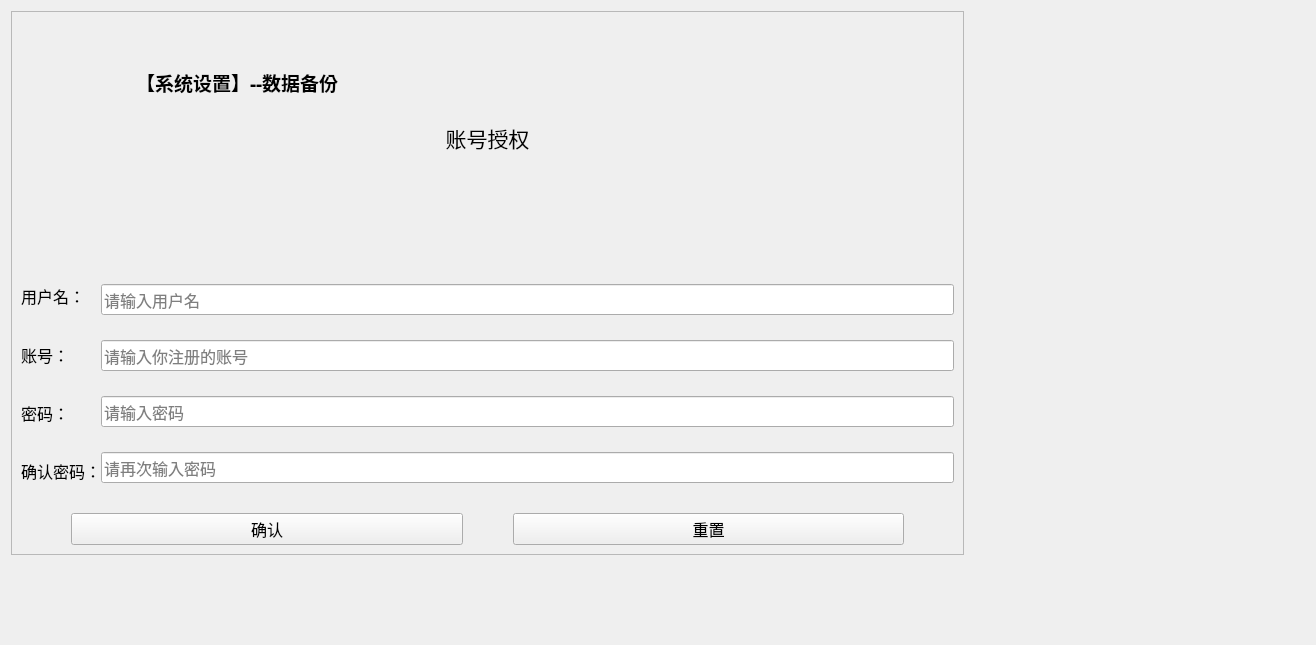
Old version of the form changepassword.ui in the repository Yzyqoung/Qt-hotelSystem.
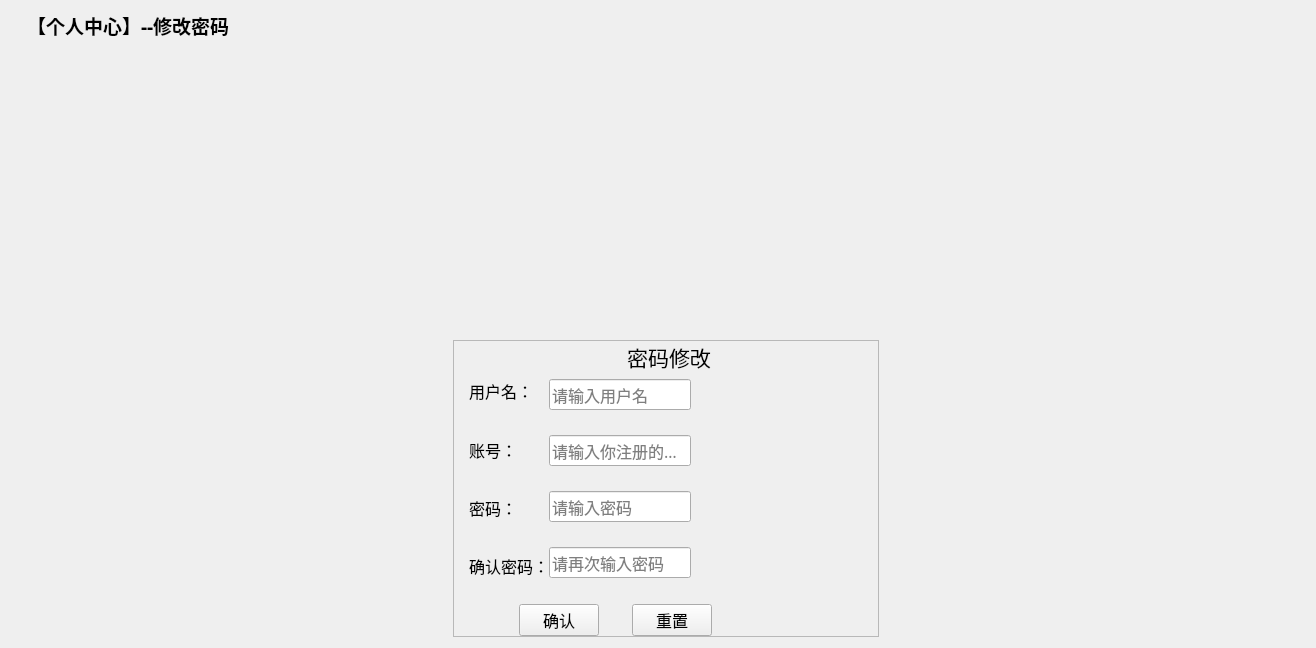
New version of the form. Icons and pictures are not drawn.

Commit message: 修改密码

```diff
--- a/changepassword.ui
+++ b/changepassword.ui
@@ -13,23 +13,61 @@
   <property name="windowTitle">
    <string>Form</string>
   </property>
-  <layout class="QGridLayout" name="gridLayout_7">
-   <item row="4" column="2">
-    <spacer name="verticalSpacer_2">
+  <layout class="QVBoxLayout" name="verticalLayout_3">
+   <item>
+    <layout class="QVBoxLayout" name="verticalLayout_2">
+     <property name="spacing">
+      <number>300</number>
+     </property>
+     <property name="leftMargin">
+      <number>16</number>
+     </property>
+     <property name="topMargin">
+      <number>0</number>
+     </property>
+     <item>
+      <widget class="QLabel" name="label_5">
+       <property name="sizePolicy">
+        <sizepolicy hsizetype="Preferred" vsizetype="Maximum">
+         <horstretch>0</horstretch>
+         <verstretch>0</verstretch>
+        </sizepolicy>
+       </property>
+       <property name="font">
+        <font>
+         <family>楷体</family>
+         <pointsize>14</pointsize>
+         <weight>75</weight>
+         <bold>true</bold>
+        </font>
+       </property>
+       <property name="text">
+        <string>【个人中心】--修改密码</string>
+       </property>
+      </widget>
+     </item>
+     <item>
+      <layout class="QHBoxLayout" name="horizontalLayout">
+       <property name="spacing">
+        <number>20</number>
+       </property>
+       <property name="topMargin">
+        <number>0</number>
+       </property>
+       <item>
+        <spacer name="horizontalSpacer">
      <property name="orientation">
-      <enum>Qt::Vertical</enum>
+          <enum>Qt::Horizontal</enum>
      </property>
      <property name="sizeHint" stdset="0">
       <size>
-       <width>359</width>
-       <height>54</height>
+           <width>148</width>
+           <height>20</height>
       </size>
      </property>
     </spacer>
    </item>
-   <item row="0" column="0" rowspan="4" colspan="3">
-    <layout class="QGridLayout" name="gridLayout_2">
-     <item row="1" column="0" colspan="2">
+       <item>
       <widget class="QFrame" name="frame_2">
        <property name="sizePolicy">
         <sizepolicy hsizetype="Expanding" vsizetype="Expanding">
@@ -43,89 +81,30 @@
        <property name="frameShadow">
         <enum>QFrame::Raised</enum>
        </property>
-       <layout class="QGridLayout" name="gridLayout">
-        <property name="verticalSpacing">
+         <layout class="QFormLayout" name="formLayout">
+          <property name="horizontalSpacing">
          <number>30</number>
         </property>
-        <item row="2" column="0">
-         <layout class="QGridLayout" name="gridLayout_6">
           <property name="leftMargin">
-           <number>50</number>
-          </property>
-          <property name="rightMargin">
-           <number>50</number>
-          </property>
-          <property name="horizontalSpacing">
-           <number>50</number>
-          </property>
-          <property name="verticalSpacing">
            <number>15</number>
           </property>
-          <item row="0" column="0">
-           <widget class="QPushButton" name="btnOk">
-            <property name="font">
-             <font>
-              <family>楷体</family>
-              <pointsize>12</pointsize>
-             </font>
-            </property>
-            <property name="cursor">
-             <cursorShape>OpenHandCursor</cursorShape>
-            </property>
-            <property name="toolTip">
-             <string>确认注册</string>
-            </property>
-            <property name="text">
-             <string>确认</string>
-            </property>
-            <property name="icon">
-             <iconset>
-              <normaloff>:/image/update.png</normaloff>:/image/update.png</iconset>
-            </property>
-            <property name="iconSize">
-             <size>
-              <width>20</width>
-              <height>20</height>
-             </size>
-            </property>
-           </widget>
-          </item>
-          <item row="0" column="1">
-           <widget class="QPushButton" name="btnCancel">
-            <property name="font">
-             <font>
-              <family>楷体</family>
-              <pointsize>12</pointsize>
-             </font>
-            </property>
-            <property name="cursor">
-             <cursorShape>OpenHandCursor</cursorShape>
-            </property>
-            <property name="toolTip">
-             <string>&lt;html&gt;&lt;head/&gt;&lt;body&gt;&lt;p&gt;&lt;br/&gt;&lt;/p&gt;&lt;/body&gt;&lt;/html&gt;</string>
-            </property>
-            <property name="whatsThis">
-             <string>&lt;html&gt;&lt;head/&gt;&lt;body&gt;&lt;p&gt;&lt;br/&gt;&lt;/p&gt;&lt;/body&gt;&lt;/html&gt;</string>
-            </property>
-            <property name="text">
-             <string notr="true">重置</string>
-            </property>
-            <property name="icon">
-             <iconset>
-              <normaloff>:/image/delete.png</normaloff>:/image/delete.png</iconset>
-            </property>
-            <property name="iconSize">
-             <size>
-              <width>20</width>
-              <height>20</height>
-             </size>
-            </property>
-           </widget>
-          </item>
-         </layout>
-        </item>
+          <property name="topMargin">
+           <number>0</number>
+          </property>
+          <property name="bottomMargin">
+           <number>0</number>
+          </property>
         <item row="1" column="0">
          <layout class="QGridLayout" name="gridLayout_3">
+            <property name="topMargin">
+             <number>0</number>
+            </property>
+            <property name="bottomMargin">
+             <number>0</number>
+            </property>
+            <property name="horizontalSpacing">
+             <number>5</number>
+            </property>
           <property name="verticalSpacing">
            <number>35</number>
           </property>
@@ -207,6 +186,22 @@
               <property name="verticalSpacing">
                <number>25</number>
               </property>
+                <item row="3" column="0">
+                 <widget class="QLineEdit" name="UserPwd">
+                  <property name="font">
+                   <font>
+                    <family>楷体</family>
+                    <pointsize>12</pointsize>
+                   </font>
+                  </property>
+                  <property name="echoMode">
+                   <enum>QLineEdit::Password</enum>
+                  </property>
+                  <property name="placeholderText">
+                   <string>请输入密码</string>
+                  </property>
+                 </widget>
+                </item>
               <item row="0" column="0">
                <widget class="QLineEdit" name="UserName">
                 <property name="font">
@@ -223,7 +218,7 @@
                 </property>
                </widget>
               </item>
-              <item row="1" column="0">
+                <item row="2" column="0">
                <widget class="QLineEdit" name="UserNum">
                 <property name="font">
                  <font>
@@ -236,23 +231,7 @@
                 </property>
                </widget>
               </item>
-              <item row="2" column="0">
-               <widget class="QLineEdit" name="UserPwd">
-                <property name="font">
-                 <font>
-                  <family>楷体</family>
-                  <pointsize>12</pointsize>
-                 </font>
-                </property>
-                <property name="echoMode">
-                 <enum>QLineEdit::Password</enum>
-                </property>
-                <property name="placeholderText">
-                 <string>请输入密码</string>
-                </property>
-               </widget>
-              </item>
-              <item row="3" column="0">
+                <item row="4" column="0">
                <widget class="QLineEdit" name="UserRePwd">
                 <property name="font">
                  <font>
@@ -274,7 +253,87 @@
           </item>
          </layout>
         </item>
+          <item row="2" column="0">
+           <layout class="QGridLayout" name="gridLayout_6">
+            <property name="leftMargin">
+             <number>50</number>
+            </property>
+            <property name="topMargin">
+             <number>20</number>
+            </property>
+            <property name="rightMargin">
+             <number>50</number>
+            </property>
+            <property name="horizontalSpacing">
+             <number>33</number>
+            </property>
+            <property name="verticalSpacing">
+             <number>15</number>
+            </property>
         <item row="0" column="0">
+             <widget class="QPushButton" name="btnOk">
+              <property name="font">
+               <font>
+                <family>楷体</family>
+                <pointsize>12</pointsize>
+               </font>
+              </property>
+              <property name="cursor">
+               <cursorShape>OpenHandCursor</cursorShape>
+              </property>
+              <property name="toolTip">
+               <string>确认注册</string>
+              </property>
+              <property name="text">
+               <string>确认</string>
+              </property>
+              <property name="icon">
+               <iconset>
+                <normaloff>:/image/update.png</normaloff>:/image/update.png</iconset>
+              </property>
+              <property name="iconSize">
+               <size>
+                <width>20</width>
+                <height>20</height>
+               </size>
+              </property>
+             </widget>
+            </item>
+            <item row="0" column="1">
+             <widget class="QPushButton" name="btnCancel">
+              <property name="font">
+               <font>
+                <family>楷体</family>
+                <pointsize>12</pointsize>
+               </font>
+              </property>
+              <property name="cursor">
+               <cursorShape>OpenHandCursor</cursorShape>
+              </property>
+              <property name="toolTip">
+               <string>&lt;html&gt;&lt;head/&gt;&lt;body&gt;&lt;p&gt;&lt;br/&gt;&lt;/p&gt;&lt;/body&gt;&lt;/html&gt;</string>
+              </property>
+              <property name="whatsThis">
+               <string>&lt;html&gt;&lt;head/&gt;&lt;body&gt;&lt;p&gt;&lt;br/&gt;&lt;/p&gt;&lt;/body&gt;&lt;/html&gt;</string>
+              </property>
+              <property name="text">
+               <string notr="true">重置</string>
+              </property>
+              <property name="icon">
+               <iconset>
+                <normaloff>:/image/delete.png</normaloff>:/image/delete.png</iconset>
+              </property>
+              <property name="iconSize">
+               <size>
+                <width>20</width>
+                <height>20</height>
+               </size>
+              </property>
+             </widget>
+            </item>
+           </layout>
+          </item>
+          <item row="0" column="0" colspan="2">
          <widget class="QLabel" name="label">
           <property name="font">
            <font>
@@ -285,125 +344,24 @@
            </font>
           </property>
           <property name="text">
-           <string>账号授权</string>
+             <string>密码修改</string>
           </property>
           <property name="alignment">
            <set>Qt::AlignCenter</set>
           </property>
+            <property name="margin">
+             <number>0</number>
+            </property>
          </widget>
         </item>
        </layout>
       </widget>
      </item>
-    </layout>
-   </item>
-   <item row="2" column="3">
+       <item>
     <spacer name="horizontalSpacer_2">
      <property name="orientation">
       <enum>Qt::Horizontal</enum>
      </property>
-     <property name="sizeType">
-      <enum>QSizePolicy::Maximum</enum>
-     </property>
-     <property name="sizeHint" stdset="0">
-      <size>
-       <width>341</width>
-       <height>196</height>
-      </size>
-     </property>
-    </spacer>
-   </item>
-   <item row="1" column="2">
-    <spacer name="verticalSpacer">
-     <property name="orientation">
-      <enum>Qt::Vertical</enum>
-     </property>
-     <property name="sizeType">
-      <enum>QSizePolicy::Maximum</enum>
-     </property>
-     <property name="sizeHint" stdset="0">
-      <size>
-       <width>359</width>
-       <height>141</height>
-      </size>
-     </property>
-    </spacer>
-   </item>
-   <item row="3" column="3">
-    <spacer name="horizontalSpacer">
-     <property name="orientation">
-      <enum>Qt::Horizontal</enum>
-     </property>
-     <property name="sizeType">
-      <enum>QSizePolicy::Preferred</enum>
-     </property>
-     <property name="sizeHint" stdset="0">
-      <size>
-       <width>290</width>
-       <height>195</height>
-      </size>
-     </property>
-    </spacer>
-   </item>
-  </layout>
-  <widget class="QWidget" name="layoutWidget">
-   <property name="geometry">
-    <rect>
-     <x>100</x>
-     <y>70</y>
-     <width>362</width>
-     <height>25</height>
-    </rect>
-   </property>
-   <layout class="QHBoxLayout" name="horizontalLayout_2">
-    <item>
-     <widget class="QLabel" name="label_4">
-      <property name="sizePolicy">
-       <sizepolicy hsizetype="Maximum" vsizetype="Preferred">
-        <horstretch>0</horstretch>
-        <verstretch>0</verstretch>
-       </sizepolicy>
-      </property>
-      <property name="minimumSize">
-       <size>
-        <width>30</width>
-        <height>0</height>
-       </size>
-      </property>
-      <property name="styleSheet">
-       <string notr="true">image: url(:/image/database/database.png);</string>
-      </property>
-      <property name="text">
-       <string/>
-      </property>
-     </widget>
-    </item>
-    <item>
-     <widget class="QLabel" name="label_5">
-      <property name="sizePolicy">
-       <sizepolicy hsizetype="Preferred" vsizetype="Maximum">
-        <horstretch>0</horstretch>
-        <verstretch>0</verstretch>
-       </sizepolicy>
-      </property>
-      <property name="font">
-       <font>
-        <family>楷体</family>
-        <pointsize>14</pointsize>
-        <weight>75</weight>
-        <bold>true</bold>
-       </font>
-      </property>
-      <property name="text">
-       <string>【系统设置】--数据备份</string>
-      </property>
-     </widget>
-    </item>
-    <item>
-     <spacer name="horizontalSpacer_3">
-      <property name="orientation">
-       <enum>Qt::Horizontal</enum>
-      </property>
       <property name="sizeHint" stdset="0">
        <size>
         <width>40</width>
@@ -413,7 +371,10 @@
      </spacer>
     </item>
    </layout>
-  </widget>
+     </item>
+    </layout>
+   </item>
+  </layout>
  </widget>
  <resources/>
  <connections/>
```
Lines whose indentation alone changed are shown as unchanged.
